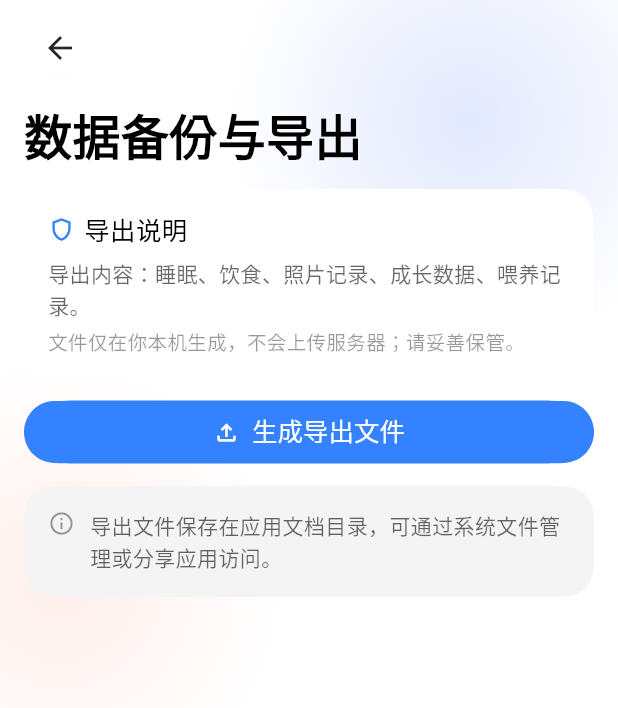
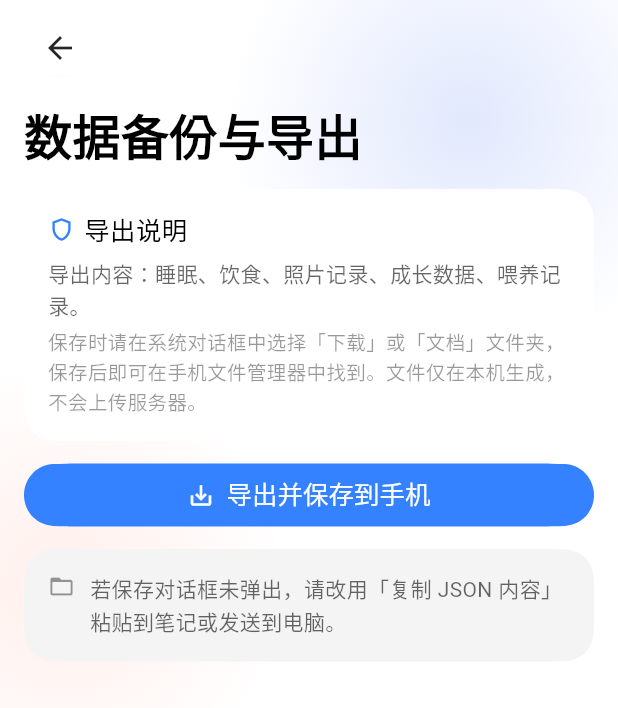
Before and after one commit to HaloYu01/BabyTime-Android, a Flutter app: the DataExportPage screen opened directly, on a phone screen of 412 x 824 dp. Shown: the top 708 px of the screen. Run offline on Flutter 3.47's test engine with Material 3 defaults, Android fonts, the phone set to English and light mode, and no system bars; our stand-ins replace dio, file_picker, image_picker, shared_preferences, sqflite; accounts and stored records are empty.

Commit message:
feat: v1.0.2 — 导出改用系统保存对话框，release 开启 R8 与 ABI 拆分，图标转 WebP
- 数据导出改用 file_picker 系统保存对话框（SAF），可选下载/文档目录；取消保存不报错，可再次保存或复制 JSON

- 升级 file_picker 至 13.4.0，修复 Android AAR metadata 构建失败并适配 saveFile 新 API

- release 开启 isMinifyEnabled / isShrinkResources 并新增 proguard-rules.pro；应用图标 png → webp

- 配合 --split-per-abi 构建，单设备安装包约 18MB（v7a ≈16MB、x86_64 ≈19.5MB）

- 版本号升至 1.0.2+3（app_info / pubspec / assets/changelog.json 三方同步），补 1.0.1 与 1.0.2 发行说明

- 新增 tool/build_release.ps1、tool/convert_icons_webp.py；gitignore 忽略 android/.kotlin 与 build/symbols

```diff
--- a/lib/core/app_info.dart
+++ b/lib/core/app_info.dart
@@ -1,8 +1,8 @@
 /// 应用版本信息（与 pubspec.yaml、assets/changelog.json 三方同步）。
 class AppInfo {
   static const String name = 'BabyTime';
-  static const String version = '1.0.1';
-  static const String buildNumber = '2';
+  static const String version = '1.0.2';
+  static const String buildNumber = '3';
   static const String releaseDate = '2026-11-16';
   static const String fullVersion = '$version+$buildNumber';
 }
--- a/lib/models/changelog.dart
+++ b/lib/models/changelog.dart
@@ -154,14 +154,15 @@ class ChangelogParser {
   /// 数据文件缺失/解析失败时的兜底列表（保证页面不空白）。
   static List<ChangelogEntry> fallbackEntries() => [
         ChangelogEntry(
-          version: '1.0.1',
+          version: '1.0.2',
           date: DateTime(2026, 11, 16),
           items: const [
             ChangelogItem(
                 type: ChangelogType.added,
-                title: '首页今日概览、快速记录与育儿贴士'),
-            ChangelogItem(type: ChangelogType.changed, title: '食物类型改为自由填写'),
-            ChangelogItem(type: ChangelogType.fixed, title: '数据库升级 v2→v3'),
+                title: '工具页扩充：成长记录、喂养计时器、数据备份与导出'),
+            ChangelogItem(type: ChangelogType.changed, title: '工具页按分组重排'),
+            ChangelogItem(
+                type: ChangelogType.fixed, title: '导出文件可在手机文件夹中找到'),
           ],
         ),
         ChangelogEntry(
--- a/lib/pages/tools/data_export_page.dart
+++ b/lib/pages/tools/data_export_page.dart
@@ -14,19 +14,24 @@ class DataExportPage extends StatefulWidget {
 
 class _DataExportPageState extends State<DataExportPage> {
   bool _exporting = false;
-  DataExportResult? _result;
+  DataExportPayload? _payload;
+  ExportSaveOutcome? _outcome;
   String? _error;
 
   Future<void> _export() async {
+    if (_exporting) return;
     setState(() {
       _exporting = true;
       _error = null;
     });
     try {
-      final result = await DataExportService.exportAll();
+      final payload = await DataExportService.create();
+      if (!mounted) return;
+      setState(() => _payload = payload);
+      final outcome = await DataExportService.saveToUserLocation(payload);
       if (!mounted) return;
       setState(() {
-        _result = result;
+        _outcome = outcome;
         _exporting = false;
       });
     } catch (e) {
@@ -38,10 +43,25 @@ class _DataExportPageState extends State<DataExportPage> {
     }
   }
 
+  Future<void> _saveAgain() async {
+    final payload = _payload;
+    if (payload == null || _exporting) return;
+    setState(() {
+      _exporting = true;
+      _error = null;
+    });
+    final outcome = await DataExportService.saveToUserLocation(payload);
+    if (!mounted) return;
+    setState(() {
+      _outcome = outcome;
+      _exporting = false;
+    });
+  }
+
   Future<void> _copy() async {
-    final result = _result;
-    if (result == null) return;
-    await Clipboard.setData(ClipboardData(text: result.json));
+    final payload = _payload;
+    if (payload == null) return;
+    await Clipboard.setData(ClipboardData(text: payload.json));
     if (!mounted) return;
     ScaffoldMessenger.of(context)
         .showSnackBar(const SnackBar(content: Text('JSON 已复制到剪贴板')));
@@ -49,7 +69,11 @@ class _DataExportPageState extends State<DataExportPage> {
 
   @override
   Widget build(BuildContext context) {
-    final result = _result;
+    final payload = _payload;
+    final outcome = _outcome;
+    final saved = outcome?.saved == true;
+    final cancelled = outcome?.cancelled == true;
+
     return NexioPageScaffold(
       title: '数据备份与导出',
       bottomInset: 40,
@@ -69,8 +93,11 @@ class _DataExportPageState extends State<DataExportPage> {
               Text('导出内容：睡眠、饮食、照片记录、成长数据、喂养记录。',
                   style: NexioType.body2),
               const SizedBox(height: 4),
-              Text('文件仅在你本机生成，不会上传服务器；请妥善保管。',
-                  style: NexioType.footnote1),
+              Text(
+                '保存时请在系统对话框中选择「下载」或「文档」文件夹，保存后即可在手机文件管理器中找到。'
+                '文件仅在本机生成，不会上传服务器。',
+                style: NexioType.footnote1.copyWith(height: 1.5),
+              ),
             ],
           ),
         ),
@@ -83,8 +110,8 @@ class _DataExportPageState extends State<DataExportPage> {
                     width: 16,
                     height: 16,
                     child: CircularProgressIndicator(strokeWidth: 2))
-                : const Icon(Icons.file_upload_outlined, size: 18),
-            label: Text(_exporting ? '生成中…' : '生成导出文件'),
+                : const Icon(Icons.save_alt, size: 18),
+            label: Text(_exporting ? '生成中…' : '导出并保存到手机'),
           ),
         ),
         if (_error != null)
@@ -93,39 +120,71 @@ class _DataExportPageState extends State<DataExportPage> {
             child: Text(_error!,
                 style: NexioType.body2.copyWith(color: NexioColors.error)),
           ),
-        if (result != null)
+        if (payload != null)
           NexioCard(
             child: Column(
               crossAxisAlignment: CrossAxisAlignment.start,
               children: [
-                const NexioCardHeader(
-                    icon: Icons.check_circle_outline, title: '导出完成'),
+                NexioCardHeader(
+                  icon: saved
+                      ? Icons.check_circle_outline
+                      : cancelled
+                          ? Icons.info_outline
+                          : Icons.error_outline,
+                  title: saved
+                      ? '已保存到手机'
+                      : cancelled
+                          ? '已生成，未保存'
+                          : '保存失败',
+                ),
                 const SizedBox(height: 12),
                 Row(
                   mainAxisAlignment: MainAxisAlignment.spaceAround,
                   children: [
-                    NexioStat(label: '睡眠', value: '${result.sleepCount}'),
-                    NexioStat(label: '饮食', value: '${result.mealCount}'),
-                    NexioStat(label: '照片', value: '${result.photoCount}'),
+                    NexioStat(label: '睡眠', value: '${payload.sleepCount}'),
+                    NexioStat(label: '饮食', value: '${payload.mealCount}'),
+                    NexioStat(label: '照片', value: '${payload.photoCount}'),
                   ],
                 ),
                 const SizedBox(height: 10),
                 Row(
                   mainAxisAlignment: MainAxisAlignment.spaceAround,
                   children: [
-                    NexioStat(label: '成长', value: '${result.growthCount}'),
-                    NexioStat(label: '喂养', value: '${result.feedingCount}'),
-                    NexioStat(label: '总计', value: '${result.total}'),
+                    NexioStat(label: '成长', value: '${payload.growthCount}'),
+                    NexioStat(label: '喂养', value: '${payload.feedingCount}'),
+                    NexioStat(label: '总计', value: '${payload.total}'),
                   ],
                 ),
+                if (saved) ...[
+                  const SizedBox(height: 12),
+                  Text('保存位置', style: NexioType.footnote1),
+                  const SizedBox(height: 2),
+                  Text(outcome?.location ?? '你选择的文件夹',
+                      style: NexioType.footnote2,
+                      maxLines: 2,
+                      overflow: TextOverflow.ellipsis),
+                  const SizedBox(height: 4),
+                  Text('可在文件管理器对应的「下载 / 文档」文件夹中查看。',
+                      style: NexioType.footnote2),
+                ] else if (cancelled) ...[
+                  const SizedBox(height: 12),
+                  Text('你取消了保存。可点击「再次保存」重新选择位置，或复制 JSON 内容。',
+                      style: NexioType.body2),
+                ] else if (outcome?.error != null) ...[
+                  const SizedBox(height: 12),
+                  Text(outcome!.error!,
+                      style: NexioType.body2.copyWith(color: NexioColors.error)),
+                ],
                 const SizedBox(height: 12),
-                Text('文件路径', style: NexioType.footnote1),
-                const SizedBox(height: 2),
-                Text(result.filePath,
-                    style: NexioType.footnote2,
-                    maxLines: 3,
-                    overflow: TextOverflow.ellipsis),
-                const SizedBox(height: 12),
+                SizedBox(
+                  width: double.infinity,
+                  child: OutlinedButton.icon(
+                    onPressed: _exporting ? null : _saveAgain,
+                    icon: const Icon(Icons.save_alt, size: 18),
+                    label: const Text('再次保存'),
+                  ),
+                ),
+                const SizedBox(height: 8),
                 SizedBox(
                   width: double.infinity,
                   child: OutlinedButton.icon(
@@ -137,8 +196,10 @@ class _DataExportPageState extends State<DataExportPage> {
               ],
             ),
           ),
+
         const NexioNoteCard(
-          text: '导出文件保存在应用文档目录，可通过系统文件管理或分享应用访问。',
+          icon: Icons.folder_open,
+          text: '若保存对话框未弹出，请改用「复制 JSON 内容」粘贴到笔记或发送到电脑。',
         ),
       ],
     );
--- a/lib/services/data_export_service.dart
+++ b/lib/services/data_export_service.dart
@@ -1,24 +1,28 @@
 import 'dart:convert';
 import 'dart:io';
+import 'dart:typed_data';
 
+import 'package:file_picker/file_picker.dart';
 import 'package:path/path.dart' as p;
 import 'package:path_provider/path_provider.dart';
 
 import '../core/app_info.dart';
+import '../core/text_utils.dart';
 import 'database_service.dart';
 
-class DataExportResult {
-  final String filePath;
+/// 导出数据载荷（尚未落盘）。
+class DataExportPayload {
   final String json;
+  final String fileName;
   final int sleepCount;
   final int mealCount;
   final int photoCount;
   final int growthCount;
   final int feedingCount;
 
-  const DataExportResult({
-    required this.filePath,
+  const DataExportPayload({
     required this.json,
+    required this.fileName,
     required this.sleepCount,
     required this.mealCount,
     required this.photoCount,
@@ -30,9 +34,24 @@ class DataExportResult {
       sleepCount + mealCount + photoCount + growthCount + feedingCount;
 }
 
+/// 保存结果（区分成功 / 取消 / 失败）。
+class ExportSaveOutcome {
+  final bool saved;
+  final bool cancelled;
+  final String? location;
+  final String? error;
+
+  const ExportSaveOutcome({
+    required this.saved,
+    this.cancelled = false,
+    this.location,
+    this.error,
+  });
+}
+
 /// 本地数据导出（JSON 文件）。不经过服务器，不上传任何数据。
 class DataExportService {
-  static Future<DataExportResult> exportAll() async {
+  static Future<DataExportPayload> create() async {
     final db = DatabaseService.instance;
     final sleep = await db.getSleepRecords(limit: 10000);
     final meals = await db.getMealRecords(limit: 10000);
@@ -51,15 +70,14 @@ class DataExportService {
       'feeding_logs': feeding.map((r) => r.toMap()).toList(),
     };
 
-    final json = const JsonEncoder.withIndent('  ').convert(payload);
-    final dir = await getApplicationDocumentsDirectory();
-    final file = File(p.join(dir.path,
-        'babytime_export_${DateTime.now().millisecondsSinceEpoch}.json'));
-    await file.writeAsString(json);
+    final now = DateTime.now();
+    final fileName = 'babytime_export_${now.year}${twoDigits(now.month)}'
+        '${twoDigits(now.day)}_${twoDigits(now.hour)}${twoDigits(now.minute)}'
+        '${twoDigits(now.second)}.json';
 
-    return DataExportResult(
-      filePath: file.path,
-      json: json,
+    return DataExportPayload(
+      json: const JsonEncoder.withIndent('  ').convert(payload),
+      fileName: fileName,
       sleepCount: sleep.length,
       mealCount: meals.length,
       photoCount: photos.length,
@@ -67,4 +85,32 @@ class DataExportService {
       feedingCount: feeding.length,
     );
   }
+
+  /// 弹出系统保存对话框，让用户选择「下载 / 文档」等公共目录。
+  /// 保存后文件可在手机文件管理器中找到。
+  static Future<ExportSaveOutcome> saveToUserLocation(
+      DataExportPayload payload) async {
+    try {
+      final uri = await FilePicker.saveFile(
+        dialogTitle: '保存导出文件',
+        fileName: payload.fileName,
+        mimeType: 'application/json',
+        bytes: Uint8List.fromList(utf8.encode(payload.json)),
+      );
+      if (uri == null) {
+        return const ExportSaveOutcome(saved: false, cancelled: true);
+      }
+      return ExportSaveOutcome(saved: true, location: uri.toString());
+    } catch (e) {
+      return ExportSaveOutcome(saved: false, error: '保存失败：$e');
+    }
+  }
+
+  /// 兜底：写入应用文档目录（文件管理器不可见，仅供复制/分享使用）。
+  static Future<String> saveToAppDocuments(DataExportPayload payload) async {
+    final dir = await getApplicationDocumentsDirectory();
+    final file = File(p.join(dir.path, payload.fileName));
+    await file.writeAsString(payload.json);
+    return file.path;
+  }
 }
--- a/pubspec.yaml
+++ b/pubspec.yaml
@@ -1,7 +1,7 @@
 name: babytime
 description: "BabyTime: AI sleep prediction, diet advice, shoe helper and photo memories."
 publish_to: 'none'
-version: 1.0.1+2
+version: 1.0.2+3
 
 environment:
   sdk: ^3.13.0
@@ -11,6 +11,7 @@ dependencies:
     sdk: flutter
   provider: ^6.1.5
   dio: ^5.8.0
+  file_picker: ^13.4.0
   shared_preferences: ^2.5.3
   sqflite: ^2.4.1
   path: ^1.9.1
```
Also changed, not shown: assets/changelog.json (+35 -8 lines), pubspec.lock, 20 other files.
